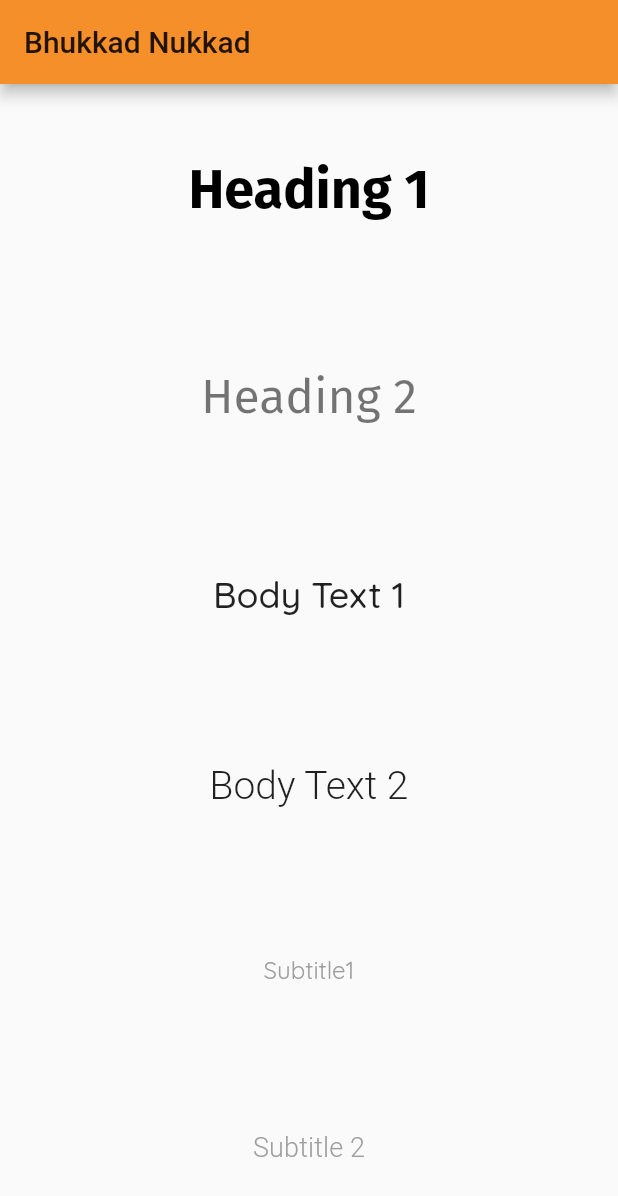
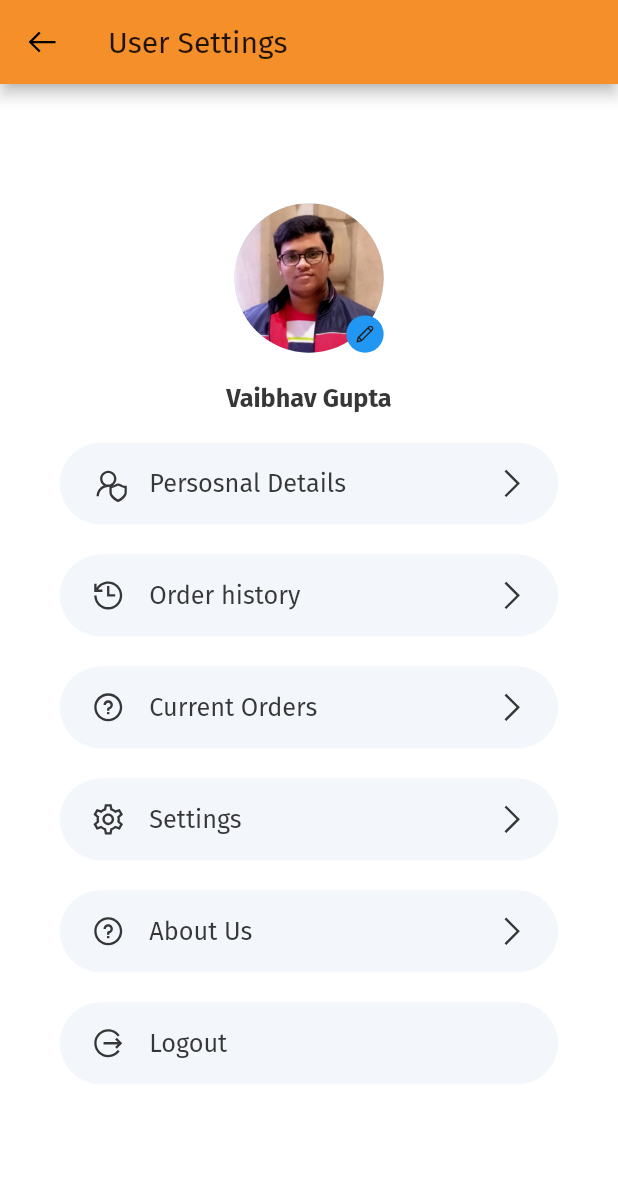
Before and after one commit to DTU-DCODER/Bhukkad-Nukkad, a Flutter app: the screen it shows after launch, on a phone screen of 412 x 824 dp. Shown: the top 1196 px of the screen. Run offline on Flutter 3.47's test engine with Material 2 defaults, Android fonts, the light colour scheme and no system bars; our stand-ins replace animated_theme_switcher, flutter_screenutil, line_awesome_flutter; Roboto replaces fonts that are missing (SF-Pro).

Commit message:
User Settings

```diff
--- a/lib/main.dart
+++ b/lib/main.dart
@@ -1,6 +1,7 @@
 import 'package:flutter/material.dart';
 
-import 'screens/text_styles_screen.dart';
+// import 'screens/text_styles_screen.dart';
+import 'screens/UserSettings.dart';
 
 void main() {
   runApp(MyApp());
@@ -22,7 +23,7 @@ class MyApp extends StatelessWidget {
   };
   Widget build(BuildContext context) {
     return MaterialApp(
-      home: TextStylesScreen(),
+      home: User(),
       theme: ThemeData(
         primarySwatch: MaterialColor(0xfff58f29, primarySwatchColorMap),
         primaryColor: Color.fromRGBO(245, 143, 41, 1),
@@ -37,6 +38,10 @@ class MyApp extends StatelessWidget {
           headline2: TextStyle(
             fontFamily: "FiraSans",
             fontSize: 32,
+          ),
+          headline3: TextStyle(
+            fontFamily: "FiraSans",
+            fontSize: 20,
           ),
           bodyText1: TextStyle(
             fontFamily: "QuickSand",
--- /dev/null
+++ b/lib/screens/UserSettings.dart
@@ -0,0 +1,303 @@
+import 'package:animated_theme_switcher/animated_theme_switcher.dart';
+import 'package:flutter/material.dart';
+import 'package:flutter_screenutil/flutter_screenutil.dart';
+import 'package:line_awesome_flutter/line_awesome_flutter.dart';
+// import 'UserSettingWidgets/Constants.dart';
+// import 'UserSettingWidgets/Profile_list_item.dart';
+// import 'package:bhukkadnukkad/screens/UserSettingWidgets/Profile_list_item.dart';
+
+void main() {
+  runApp(User());
+}
+
+const kSpacingUnit = 10;
+
+const kDarkPrimaryColor = Color(0xFF212121);
+const kDarkSecondaryColor = Color(0xFF373737);
+const kLightPrimaryColor = Color(0xFFFFFFFF);
+const kLightSecondaryColor = Color(0xFFF3F7FB);
+const kAccentColor = Color(0xFFFFC107);
+
+final kTitleTextStyle = TextStyle(
+  fontSize: ScreenUtil().setSp(kSpacingUnit.w * 1.7),
+  fontWeight: FontWeight.w600,
+);
+
+final kCaptionTextStyle = TextStyle(
+  fontSize: ScreenUtil().setSp(kSpacingUnit.w * 1.3),
+  fontWeight: FontWeight.w100,
+);
+
+final kButtonTextStyle = TextStyle(
+  fontSize: ScreenUtil().setSp(kSpacingUnit.w * 1.5),
+  fontWeight: FontWeight.w400,
+  color: kDarkPrimaryColor,
+);
+
+final kDarkTheme = ThemeData(
+  brightness: Brightness.dark,
+  fontFamily: 'SFProText',
+  primaryColor: kDarkPrimaryColor,
+  // primaryColor: kLightPrimaryColor,
+  // canvasColor: kDarkPrimaryColor,
+  canvasColor: kLightPrimaryColor,
+  backgroundColor: kDarkSecondaryColor,
+  // backgroundColor: kLightPrimaryColor,
+  accentColor: kAccentColor,
+  iconTheme: ThemeData.dark().iconTheme.copyWith(
+        color: kLightSecondaryColor,
+      ),
+  textTheme: ThemeData.dark().textTheme.apply(
+        fontFamily: 'SFProText',
+        bodyColor: kLightSecondaryColor,
+        displayColor: kLightSecondaryColor,
+      ),
+);
+
+final kLightTheme = ThemeData(
+  brightness: Brightness.light,
+  fontFamily: 'FiraSans',
+  primaryColor: kLightPrimaryColor,
+  canvasColor: kLightPrimaryColor,
+  backgroundColor: kLightSecondaryColor,
+  accentColor: kAccentColor,
+  iconTheme: ThemeData.light().iconTheme.copyWith(
+        color: kDarkSecondaryColor,
+      ),
+  textTheme: ThemeData.light().textTheme.apply(
+        fontFamily: 'FiraSans',
+        bodyColor: kDarkSecondaryColor,
+        displayColor: kDarkSecondaryColor,
+      ),
+  appBarTheme: AppBarTheme(
+    color: Color.fromRGBO(245, 143, 41, 1),
+    // textTheme: TextTheme(
+    //   headline1: TextStyle(
+    //     color: Colors.white,
+    //     fontFamily: "FiraSans",
+    //     fontWeight: FontWeight.bold,
+    //   ),
+    // ),
+  ),
+);
+
+class ProfileListItem extends StatelessWidget {
+  final IconData icon;
+  final String text;
+  final bool hasNavigation;
+
+  const ProfileListItem({
+    Key key,
+    this.icon,
+    this.text,
+    this.hasNavigation = true,
+  }) : super(key: key);
+
+  @override
+  Widget build(BuildContext context) {
+    return Container(
+      height: kSpacingUnit.w * 5.5,
+      margin: EdgeInsets.symmetric(
+        horizontal: kSpacingUnit.w * 4,
+      ).copyWith(
+        bottom: kSpacingUnit.w * 2,
+      ),
+      padding: EdgeInsets.symmetric(
+        horizontal: kSpacingUnit.w * 2,
+      ),
+      decoration: BoxDecoration(
+        borderRadius: BorderRadius.circular(kSpacingUnit.w * 3),
+        color: Theme.of(context).backgroundColor,
+      ),
+      child: Row(
+        children: <Widget>[
+          Icon(
+            this.icon,
+            size: kSpacingUnit.w * 2.5,
+          ),
+          SizedBox(width: kSpacingUnit.w * 1.5),
+          Text(
+            this.text,
+            style: kTitleTextStyle.copyWith(
+              fontWeight: FontWeight.w500,
+            ),
+          ),
+          Spacer(),
+          if (this.hasNavigation)
+            Icon(
+              LineAwesomeIcons.angle_right,
+              size: kSpacingUnit.w * 2.5,
+            ),
+        ],
+      ),
+    );
+  }
+}
+
+class User extends StatelessWidget {
+  // This widget is the root of your application.
+
+  @override
+  Widget build(BuildContext context) {
+    return ThemeProvider(
+      initTheme: kLightTheme,
+      child: Builder(
+        builder: (context) {
+          return MaterialApp(
+            // debugShowCheckedModeBanner: false,
+            // theme: ThemeProvider.of(context),
+            home: ProfileScreen(),
+          );
+        },
+      ),
+    );
+  }
+}
+
+class ProfileScreen extends StatelessWidget {
+  @override
+  Widget build(BuildContext context) {
+    ScreenUtil.init(context, height: 896, width: 414, allowFontScaling: true);
+
+    var profileInfo = Expanded(
+      child: Column(
+        children: <Widget>[
+          Container(
+            height: kSpacingUnit.w * 10,
+            width: kSpacingUnit.w * 10,
+            margin: EdgeInsets.only(top: kSpacingUnit.w * 3),
+            child: Stack(
+              children: <Widget>[
+                CircleAvatar(
+                  radius: kSpacingUnit.w * 5,
+                  backgroundImage: AssetImage('assets/images/vaibhav.jpg'),
+                ),
+                Align(
+                  alignment: Alignment.bottomRight,
+                  child: Container(
+                    height: kSpacingUnit.w * 2.5,
+                    width: kSpacingUnit.w * 2.5,
+                    decoration: BoxDecoration(
+                      color: Theme.of(context).accentColor,
+                      shape: BoxShape.circle,
+                    ),
+                    child: Center(
+                      heightFactor: kSpacingUnit.w * 1.5,
+                      widthFactor: kSpacingUnit.w * 1.5,
+                      child: Icon(
+                        LineAwesomeIcons.pen,
+                        color: kDarkPrimaryColor,
+                        size: ScreenUtil().setSp(kSpacingUnit.w * 1.5),
+                      ),
+                    ),
+                  ),
+                ),
+              ],
+            ),
+          ),
+          SizedBox(height: kSpacingUnit.w * 2),
+          Text(
+            'Vaibhav Gupta',
+            style: kTitleTextStyle,
+          ),
+          SizedBox(height: kSpacingUnit.w * 2),
+        ],
+      ),
+    );
+
+    var themeSwitcher = ThemeSwitcher(
+      builder: (context) {
+        return AnimatedCrossFade(
+          duration: Duration(milliseconds: 200),
+          crossFadeState:
+              ThemeProvider.of(context).brightness == Brightness.dark
+                  ? CrossFadeState.showFirst
+                  : CrossFadeState.showSecond,
+          firstChild: GestureDetector(
+            onTap: () =>
+                ThemeSwitcher.of(context).changeTheme(theme: kLightTheme),
+            child: Icon(
+              LineAwesomeIcons.sun,
+              size: ScreenUtil().setSp(kSpacingUnit.w * 3),
+            ),
+          ),
+          secondChild: GestureDetector(
+            onTap: () =>
+                ThemeSwitcher.of(context).changeTheme(theme: kDarkTheme),
+            child: Icon(
+              LineAwesomeIcons.moon,
+              size: ScreenUtil().setSp(kSpacingUnit.w * 3),
+            ),
+          ),
+        );
+      },
+    );
+
+    var header = Row(
+      mainAxisAlignment: MainAxisAlignment.spaceBetween,
+      crossAxisAlignment: CrossAxisAlignment.start,
+      children: <Widget>[
+        SizedBox(width: kSpacingUnit.w * 3),
+        // Icon(
+        //   LineAwesomeIcons.arrow_left,
+        //   size: ScreenUtil().setSp(kSpacingUnit.w * 3),
+        // ),
+        profileInfo,
+        // themeSwitcher,
+        SizedBox(width: kSpacingUnit.w * 3),
+      ],
+    );
+
+    return ThemeSwitchingArea(
+      child: Builder(
+        builder: (context) {
+          return Scaffold(
+            appBar: AppBar(
+                title: const Text(
+                  "User Settings",
+                ),
+                leading: IconButton(
+                    icon: Icon(LineAwesomeIcons.arrow_left), onPressed: () {})),
+            body: Column(
+              children: <Widget>[
+                SizedBox(height: kSpacingUnit.w * 5),
+                header,
+                Expanded(
+                  child: ListView(
+                    children: <Widget>[
+                      ProfileListItem(
+                        icon: LineAwesomeIcons.user_shield,
+                        text: 'Persosnal Details',
+                      ),
+                      ProfileListItem(
+                        icon: LineAwesomeIcons.history,
+                        text: 'Order history',
+                      ),
+                      ProfileListItem(
+                        icon: LineAwesomeIcons.question_circle,
+                        text: 'Current Orders',
+                      ),
+                      ProfileListItem(
+                        icon: LineAwesomeIcons.cog,
+                        text: 'Settings',
+                      ),
+                      ProfileListItem(
+                        icon: LineAwesomeIcons.question_circle,
+                        text: 'About Us',
+                      ),
+                      ProfileListItem(
+                        icon: LineAwesomeIcons.alternate_sign_out,
+                        text: 'Logout',
+                        hasNavigation: false,
+                      ),
+                    ],
+                  ),
+                )
+              ],
+            ),
+          );
+        },
+      ),
+    );
+  }
+}
```
Also changed, not shown: lib/screens/CurrentOrders.dart (added, +24 -0 lines), lib/screens/UserSetting.dart (added, +108 -0 lines), pubspec.yaml (+10 -7 lines), assets/images/vaibhav.jpg (added), pubspec.lock.
